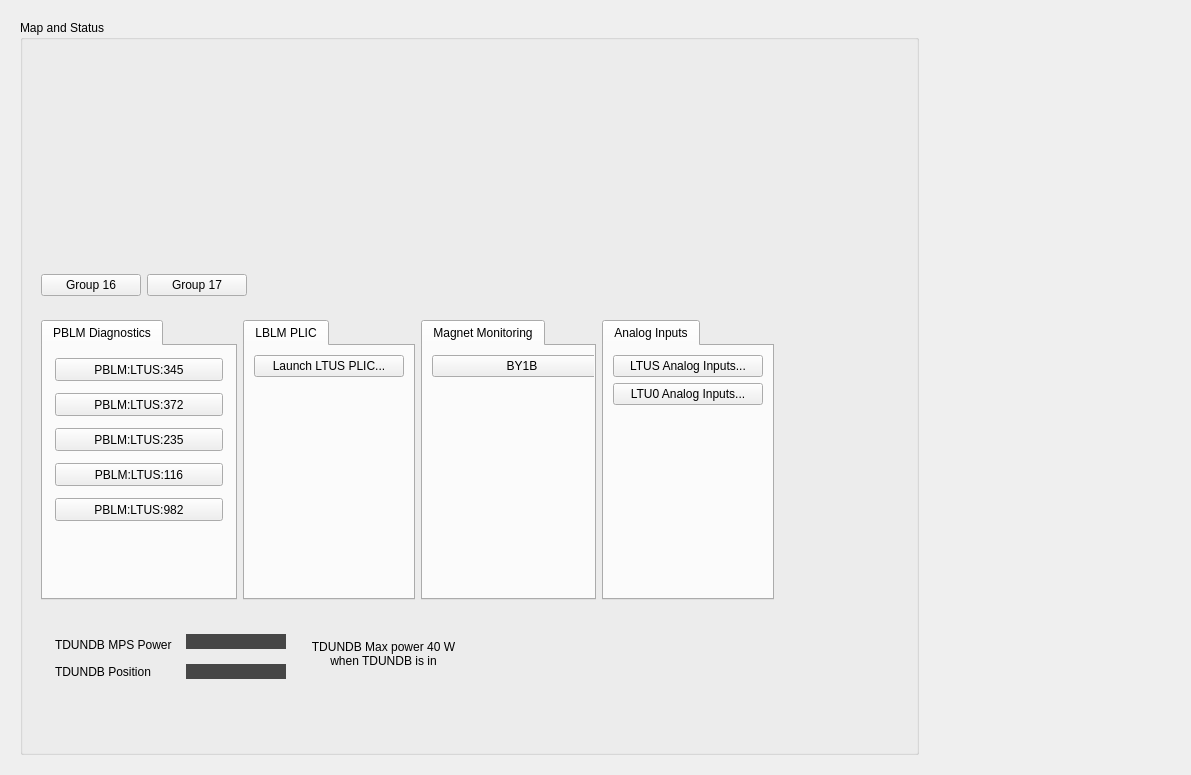
This is ltus_main.ui in ad-build-test/pydm-mps as Qt 5 draws it before an edit. The edited form follows.
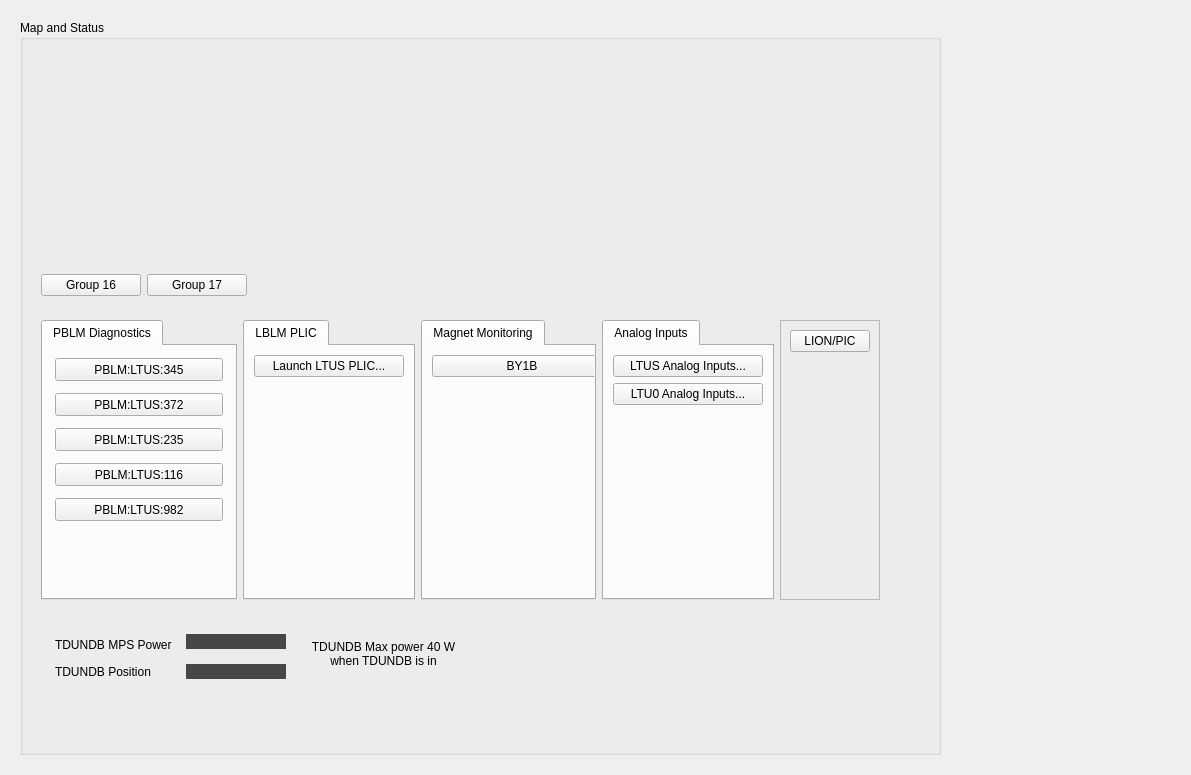
This is the edited form. Custom widgets are drawn as their Qt base class.

Commit message: add lion/pic to ltuh & ltus

Diff of the .ui file:
```diff
--- a/ltus_main.ui
+++ b/ltus_main.ui
@@ -245,7 +245,20 @@
            <property name="frameShadow">
             <enum>QFrame::Raised</enum>
            </property>
-           <layout class="QGridLayout" name="gridLayout_2" columnstretch="1,1,1,1,3">
+           <layout class="QGridLayout" name="gridLayout_2" columnstretch="1,1,1,1,3,0">
+            <item row="0" column="5">
+             <spacer name="horizontalSpacer_4">
+              <property name="orientation">
+               <enum>Qt::Horizontal</enum>
+              </property>
+              <property name="sizeHint" stdset="0">
+               <size>
+                <width>40</width>
+                <height>20</height>
+               </size>
+              </property>
+             </spacer>
+            </item>
             <item row="0" column="0">
              <widget class="QTabWidget" name="tabWidget">
               <property name="maximumSize">
@@ -834,17 +847,47 @@
              </widget>
             </item>
             <item row="0" column="4">
-             <spacer name="horizontalSpacer_4">
-              <property name="orientation">
-               <enum>Qt::Horizontal</enum>
+             <widget class="QFrame" name="frame">
+              <property name="frameShape">
+               <enum>QFrame::StyledPanel</enum>
               </property>
-              <property name="sizeHint" stdset="0">
-               <size>
-                <width>40</width>
-                <height>20</height>
-               </size>
+              <property name="frameShadow">
+               <enum>QFrame::Raised</enum>
               </property>
-             </spacer>
+              <layout class="QGridLayout" name="gridLayout_5">
+               <item row="0" column="0">
+                <widget class="PyDMEDMDisplayButton" name="PyDMEDMDisplayButton_19">
+                 <property name="toolTip">
+                  <string/>
+                 </property>
+                 <property name="text">
+                  <string>LION/PIC</string>
+                 </property>
+                 <property name="filenames" stdset="0">
+                  <stringlist>
+                   <string>mps_lion_pics</string>
+                  </stringlist>
+                 </property>
+                 <property name="showIcon" stdset="0">
+                  <bool>false</bool>
+                 </property>
+                </widget>
+               </item>
+               <item row="1" column="0">
+                <spacer name="verticalSpacer_5">
+                 <property name="orientation">
+                  <enum>Qt::Vertical</enum>
+                 </property>
+                 <property name="sizeHint" stdset="0">
+                  <size>
+                   <width>20</width>
+                   <height>40</height>
+                  </size>
+                 </property>
+                </spacer>
+               </item>
+              </layout>
+             </widget>
             </item>
            </layout>
           </widget>
```
Left out of the diff: 118 changed lines with no effect on the pictures. The commit also changes 1 other file.
